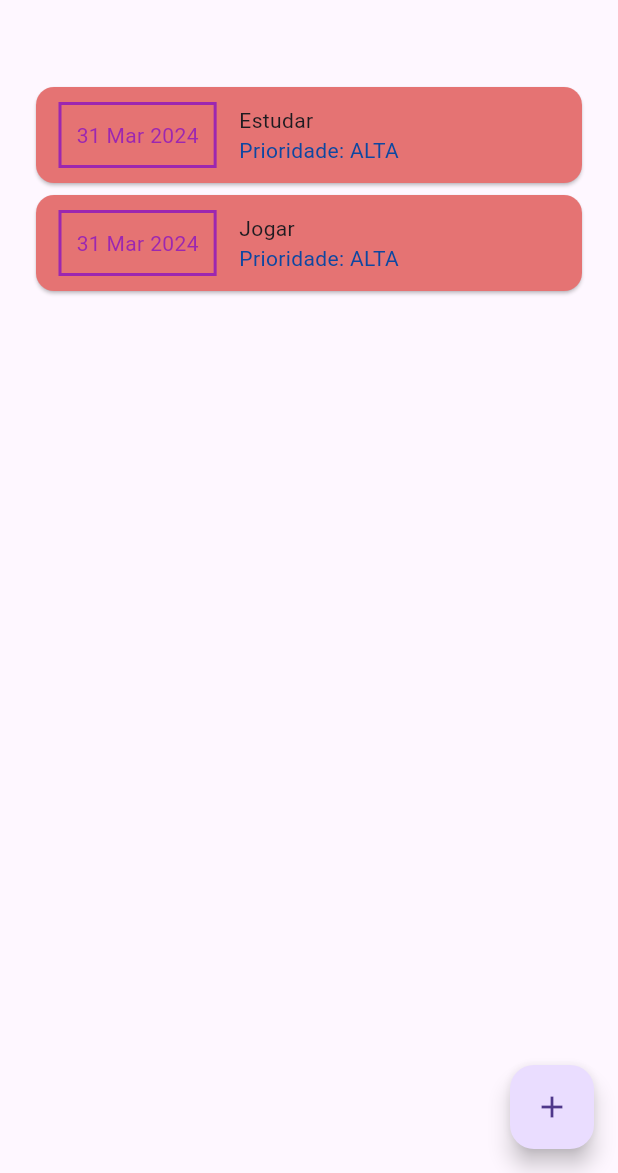
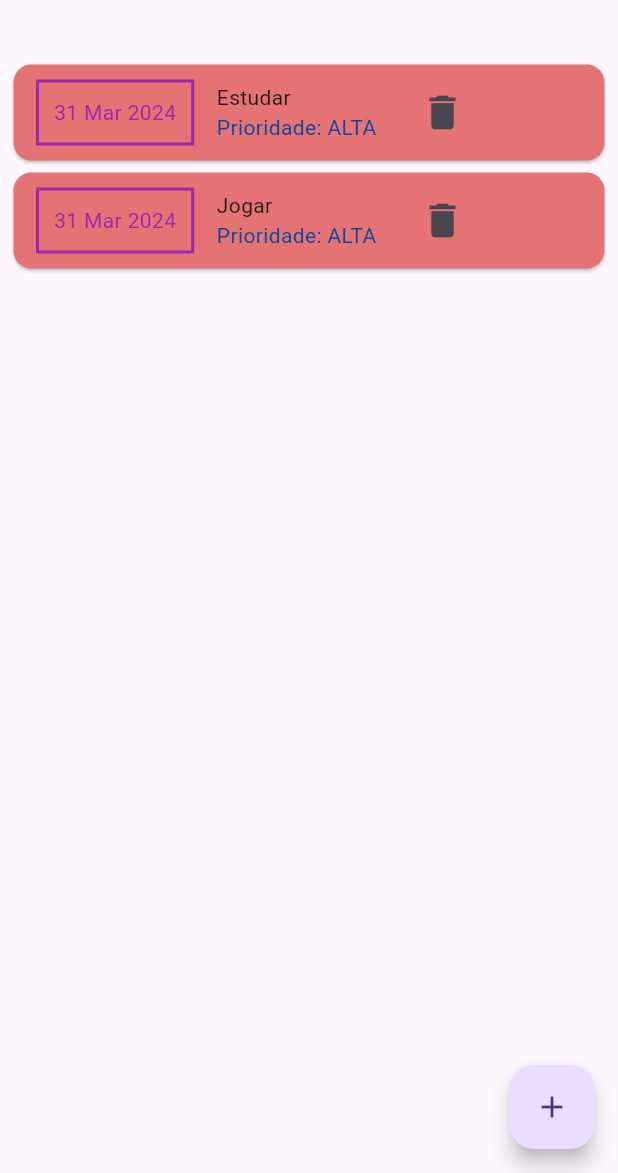
Before and after one commit to Albert1616/DEV-MOBILE, a Flutter app: the screen it shows after launch, on a phone screen of 412 x 824 dp, the part 63-1236 px from its top. Run offline on Flutter 3.47's test engine with Material 3 defaults, Android fonts, the light colour scheme and no system bars.

Commit message:
feat: funcionalidae de excluir tarefas finalizada

```diff
--- a/f02_todo_list/lib/components/form_tarefa.dart
+++ b/f02_todo_list/lib/components/form_tarefa.dart
@@ -5,7 +5,7 @@ import 'package:flutter/material.dart';
 import 'package:intl/intl.dart';
 
 class FormTarefa extends StatefulWidget {
-  Function(String, String, Prioridade, DateTime?) onSubmit;
+  Function(String, String, Prioridade, DateTime) onSubmit;
   FormTarefa(this.onSubmit);
 
   @override
--- a/f02_todo_list/lib/components/lista_tarefa.dart
+++ b/f02_todo_list/lib/components/lista_tarefa.dart
@@ -1,5 +1,6 @@
 // ignore_for_file: public_member_api_docs, sort_constructors_first
 import 'package:flutter/material.dart';
+import 'package:flutter/rendering.dart';
 import 'package:flutter/src/foundation/key.dart';
 import 'package:flutter/src/widgets/framework.dart';
 
@@ -8,19 +9,25 @@ import 'package:intl/intl.dart';
 import '../model/prioridade.dart';
 import '../model/tarefa.dart';
 
-class ListaTarefa extends StatelessWidget {
+class ListaTarefa extends StatefulWidget {
   List<Tarefa> listaTarefas;
 
   ListaTarefa({
     required this.listaTarefas,
   });
+
+  @override
+  State<ListaTarefa> createState() => _ListaTarefaState();
+}
+
+class _ListaTarefaState extends State<ListaTarefa> {
   _corPrioridade(Prioridade priorirade) {
     switch (priorirade) {
       case Prioridade.ALTA:
         return Colors.blue.shade900;
         break;
       case Prioridade.NORMAL:
-        return Colors.yellow.shade900;
+        return Colors.yellow.shade600;
         break;
       case Prioridade.BAIXA:
         return Colors.purple.shade400;
@@ -30,15 +37,59 @@ class ListaTarefa extends StatelessWidget {
     }
   }
 
+  _modelDeleteTarefa(BuildContext context, String id, String titulo) {
+    showModalBottomSheet(
+        context: context,
+        builder: (_) {
+          return Container(
+            child: Column(
+                mainAxisAlignment: MainAxisAlignment.center,
+                crossAxisAlignment: CrossAxisAlignment.center,
+                children: [
+                  Text("Deseja mesmo excluir a tarefa: $titulo?"),
+                  Row(
+                    mainAxisAlignment: MainAxisAlignment.center,
+                    crossAxisAlignment: CrossAxisAlignment.center,
+                    children: [
+                      ElevatedButton(
+                          onPressed: () {
+                            _deleteTarefa(id);
+                            Navigator.pop(context);
+                          },
+                          child: Text("Confirmar")),
+                      SizedBox(width: 15),
+                      ElevatedButton(
+                          onPressed: () {
+                            Navigator.pop(context);
+                          },
+                          child: Text("Cancelar")),
+                    ],
+                  )
+                ]),
+          );
+        });
+  }
+
+  _deleteTarefa(String id) {
+    for (Tarefa tarefa in widget.listaTarefas) {
+      if (tarefa.id == id) {
+        setState(() {
+          widget.listaTarefas.remove(tarefa);
+        });
+        return;
+      }
+    }
+  }
+
   @override
   Widget build(BuildContext context) {
     return Container(
         height: 300,
-        child: listaTarefas.length > 0
+        child: widget.listaTarefas.length > 0
             ? ListView.builder(
-                itemCount: listaTarefas.length,
+                itemCount: widget.listaTarefas.length,
                 itemBuilder: (context, index) {
-                  final tarefa = listaTarefas[index];
+                  final tarefa = widget.listaTarefas[index];
                   return Card(
                     color: tarefa.data.isAfter(DateTime.now())
                         ? Colors.green.shade300
@@ -79,7 +130,17 @@ class ListaTarefa extends StatelessWidget {
                                   color: _corPrioridade(tarefa.prioridade)),
                             )
                           ],
-                        )
+                        ),
+                        SizedBox(width: 20),
+                        IconButton(
+                            iconSize: 30,
+                            onPressed: () {
+                              _modelDeleteTarefa(
+                                  context, tarefa.id, tarefa.titulo);
+                            },
+                            icon: Icon(
+                              Icons.delete,
+                            ))
                       ],
                     ),
                   );
--- a/f02_todo_list/lib/main.dart
+++ b/f02_todo_list/lib/main.dart
@@ -47,13 +47,14 @@ class _MyHomePageState extends State<MyHomePage> {
   ];
 
   _novaTarefa(
-      String titulo, String descricao, Prioridade prioridade, DateTime? data) {
+      String titulo, String descricao, Prioridade prioridade, DateTime data) {
     Tarefa novaTarefa = Tarefa(
-        id: Random().nextInt(9999).toString(),
-        titulo: titulo,
-        data: data ?? DateTime.now(),
-        descricao: descricao,
-        prioridade: prioridade);
+      id: Random().nextInt(9999).toString(),
+      titulo: titulo,
+      data: data,
+      descricao: descricao,
+      prioridade: prioridade,
+    );
     setState(() {
       _tarefas.add(novaTarefa);
     });
@@ -82,7 +83,7 @@ class _MyHomePageState extends State<MyHomePage> {
         ],
       ),
       body: Container(
-        padding: EdgeInsets.all(20),
+        padding: EdgeInsets.all(5),
         child: Column(
           children: [
             // formulario de tarefa
--- a/f02_todo_list/lib/model/tarefa.dart
+++ b/f02_todo_list/lib/model/tarefa.dart
@@ -7,13 +7,15 @@ class Tarefa {
   Prioridade prioridade;
   List<String> comentarios = [];
   DateTime data;
+  DateTime data_create = DateTime.now();
 
-  Tarefa(
-      {required this.id,
-      required this.titulo,
-      required this.descricao,
-      required this.prioridade,
-      required this.data});
+  Tarefa({
+    required this.id,
+    required this.titulo,
+    required this.descricao,
+    required this.prioridade,
+    required this.data,
+  });
   void insertComment(String comentario) {
     comentarios.add(comentario);
   }
```
